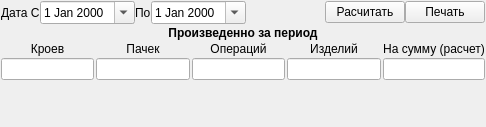
Old version of the form ui/report_performance_company.ui in the repository Meller008/CRM-Avi.
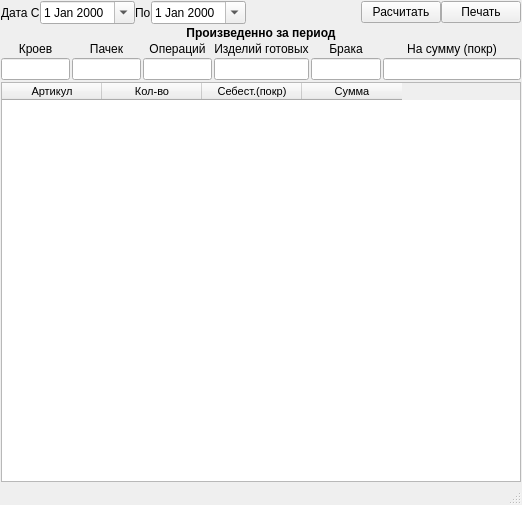
New version of the form.

Commit message: Работа - Переделан отчет о производительности завода!

What changed in the file:
```diff
--- a/ui/report_performance_company.ui
+++ b/ui/report_performance_company.ui
@@ -6,8 +6,8 @@
    <rect>
     <x>0</x>
     <y>0</y>
-    <width>486</width>
-    <height>127</height>
+    <width>522</width>
+    <height>505</height>
    </rect>
   </property>
   <property name="windowTitle">
@@ -93,41 +93,14 @@
      </layout>
     </item>
     <item row="1" column="0">
-     <layout class="QGridLayout" name="gridLayout_2">
+     <layout class="QGridLayout" name="gridLayout_2" columnstretch="1,1,1,1,1,2">
       <property name="spacing">
        <number>2</number>
       </property>
-      <item row="0" column="0" colspan="5">
-       <widget class="QLabel" name="label_7">
-        <property name="text">
-         <string>&lt;html&gt;&lt;head/&gt;&lt;body&gt;&lt;p&gt;&lt;span style=&quot; font-weight:600;&quot;&gt;Произведенно за период&lt;/span&gt;&lt;/p&gt;&lt;/body&gt;&lt;/html&gt;</string>
-        </property>
-        <property name="alignment">
-         <set>Qt::AlignCenter</set>
-        </property>
-       </widget>
-      </item>
-      <item row="2" column="4">
-       <widget class="QLineEdit" name="le_sum">
-        <property name="readOnly">
-         <bool>true</bool>
-        </property>
-       </widget>
-      </item>
-      <item row="1" column="4">
+      <item row="1" column="5">
        <widget class="QLabel" name="label_8">
         <property name="text">
-         <string>На сумму (расчет)</string>
-        </property>
-        <property name="alignment">
-         <set>Qt::AlignCenter</set>
-        </property>
-       </widget>
-      </item>
-      <item row="1" column="3">
-       <widget class="QLabel" name="label_4">
-        <property name="text">
-         <string>Изделий</string>
+         <string>На сумму (покр)</string>
         </property>
         <property name="alignment">
          <set>Qt::AlignCenter</set>
@@ -136,6 +109,9 @@
       </item>
       <item row="2" column="3">
        <widget class="QLineEdit" name="le_product">
+        <property name="alignment">
+         <set>Qt::AlignCenter</set>
+        </property>
         <property name="readOnly">
          <bool>true</bool>
         </property>
@@ -151,6 +127,69 @@
         </property>
        </widget>
       </item>
+      <item row="1" column="3">
+       <widget class="QLabel" name="label_4">
+        <property name="text">
+         <string>Изделий готовых</string>
+        </property>
+        <property name="alignment">
+         <set>Qt::AlignCenter</set>
+        </property>
+       </widget>
+      </item>
+      <item row="0" column="0" colspan="6">
+       <widget class="QLabel" name="label_7">
+        <property name="text">
+         <string>&lt;html&gt;&lt;head/&gt;&lt;body&gt;&lt;p&gt;&lt;span style=&quot; font-weight:600;&quot;&gt;Произведенно за период&lt;/span&gt;&lt;/p&gt;&lt;/body&gt;&lt;/html&gt;</string>
+        </property>
+        <property name="alignment">
+         <set>Qt::AlignCenter</set>
+        </property>
+       </widget>
+      </item>
+      <item row="2" column="0">
+       <widget class="QLineEdit" name="le_cut">
+        <property name="alignment">
+         <set>Qt::AlignCenter</set>
+        </property>
+        <property name="readOnly">
+         <bool>true</bool>
+        </property>
+       </widget>
+      </item>
+      <item row="2" column="2">
+       <widget class="QLineEdit" name="le_operation">
+        <property name="toolTip">
+         <string>&lt;html&gt;&lt;head/&gt;&lt;body&gt;&lt;p&gt;Операций создано&lt;/p&gt;&lt;/body&gt;&lt;/html&gt;</string>
+        </property>
+        <property name="alignment">
+         <set>Qt::AlignCenter</set>
+        </property>
+        <property name="readOnly">
+         <bool>true</bool>
+        </property>
+       </widget>
+      </item>
+      <item row="2" column="5">
+       <widget class="QLineEdit" name="le_sum">
+        <property name="alignment">
+         <set>Qt::AlignCenter</set>
+        </property>
+        <property name="readOnly">
+         <bool>true</bool>
+        </property>
+       </widget>
+      </item>
+      <item row="2" column="1">
+       <widget class="QLineEdit" name="le_pack">
+        <property name="alignment">
+         <set>Qt::AlignCenter</set>
+        </property>
+        <property name="readOnly">
+         <bool>true</bool>
+        </property>
+       </widget>
+      </item>
       <item row="1" column="2">
        <widget class="QLabel" name="label_3">
         <property name="toolTip">
@@ -167,23 +206,6 @@
         </property>
        </widget>
       </item>
-      <item row="2" column="0">
-       <widget class="QLineEdit" name="le_cut">
-        <property name="readOnly">
-         <bool>true</bool>
-        </property>
-       </widget>
-      </item>
-      <item row="2" column="2">
-       <widget class="QLineEdit" name="le_operation">
-        <property name="toolTip">
-         <string>&lt;html&gt;&lt;head/&gt;&lt;body&gt;&lt;p&gt;Операций создано&lt;/p&gt;&lt;/body&gt;&lt;/html&gt;</string>
-        </property>
-        <property name="readOnly">
-         <bool>true</bool>
-        </property>
-       </widget>
-      </item>
       <item row="1" column="0">
        <widget class="QLabel" name="label">
         <property name="text">
@@ -194,8 +216,21 @@
         </property>
        </widget>
       </item>
-      <item row="2" column="1">
-       <widget class="QLineEdit" name="le_pack">
+      <item row="1" column="4">
+       <widget class="QLabel" name="label_9">
+        <property name="text">
+         <string>Брака</string>
+        </property>
+        <property name="alignment">
+         <set>Qt::AlignCenter</set>
+        </property>
+       </widget>
+      </item>
+      <item row="2" column="4">
+       <widget class="QLineEdit" name="le_damage">
+        <property name="alignment">
+         <set>Qt::AlignCenter</set>
+        </property>
         <property name="readOnly">
          <bool>true</bool>
         </property>
@@ -204,20 +239,56 @@
      </layout>
     </item>
     <item row="2" column="0">
-     <spacer name="verticalSpacer">
-      <property name="orientation">
-       <enum>Qt::Vertical</enum>
+     <widget class="QTableWidget" name="tableWidget">
+      <property name="font">
+       <font>
+        <family>Tahoma</family>
+        <pointsize>8</pointsize>
+       </font>
       </property>
-      <property name="sizeHint" stdset="0">
-       <size>
-        <width>20</width>
-        <height>40</height>
-       </size>
+      <property name="editTriggers">
+       <set>QAbstractItemView::NoEditTriggers</set>
       </property>
-     </spacer>
+      <property name="alternatingRowColors">
+       <bool>true</bool>
+      </property>
+      <property name="selectionBehavior">
+       <enum>QAbstractItemView::SelectRows</enum>
+      </property>
+      <attribute name="verticalHeaderVisible">
+       <bool>false</bool>
+      </attribute>
+      <attribute name="verticalHeaderDefaultSectionSize">
+       <number>20</number>
+      </attribute>
+      <attribute name="verticalHeaderMinimumSectionSize">
+       <number>18</number>
+      </attribute>
+      <column>
+       <property name="text">
+        <string>Артикул</string>
+       </property>
+      </column>
+      <column>
+       <property name="text">
+        <string>Кол-во</string>
+       </property>
+      </column>
+      <column>
+       <property name="text">
+        <string>Себест.(покр)</string>
+       </property>
+      </column>
+      <column>
+       <property name="text">
+        <string>Сумма</string>
+       </property>
+      </column>
+     </widget>
     </item>
    </layout>
   </widget>
+  <widget class="QStatusBar" name="statusBar"/>
  </widget>
  <resources/>
  <connections>
```
The commit also changes 1 other file.
